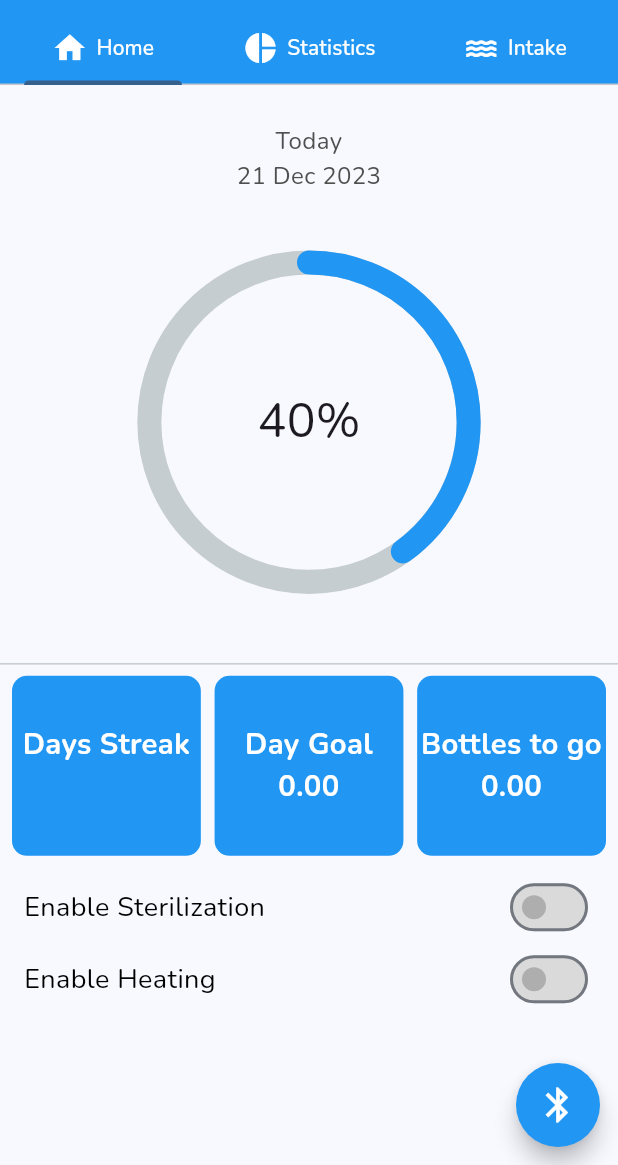
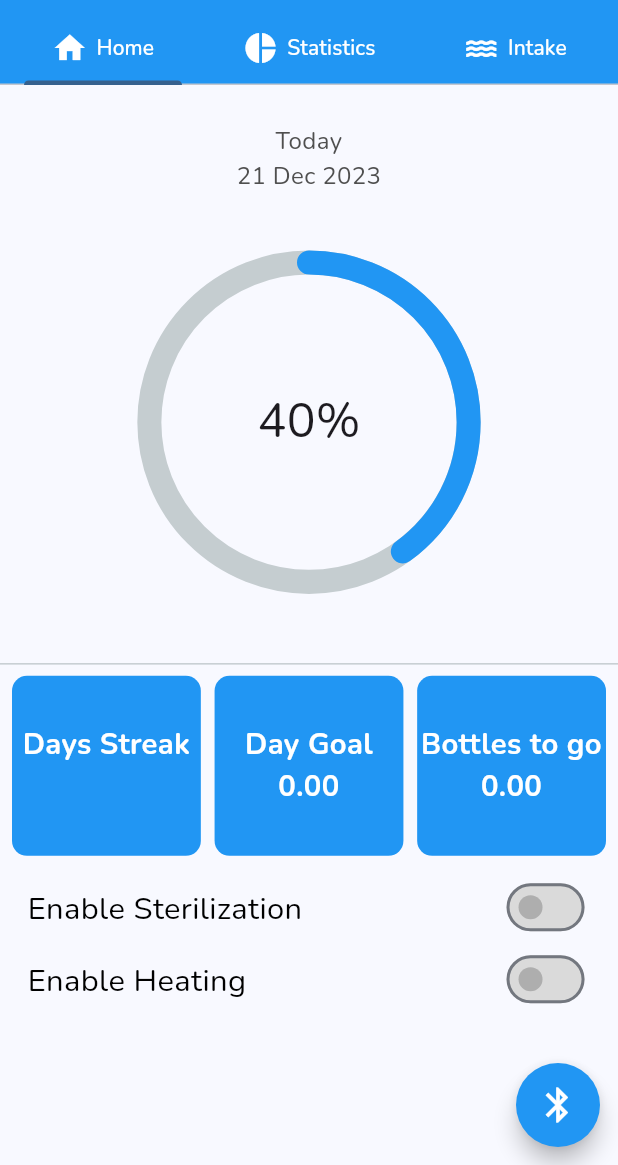
Before and after one commit to ZaBoteru/ZaBoteru-HydrationApp, a Flutter app: the screen it shows after launch, on a phone screen of 412 x 824 dp, the part 71-1236 px from its top. Run offline on Flutter 3.47's test engine with Material 3 defaults, Android fonts, the phone set to English and light mode, and no system bars; drawn by our look-alikes of percent_indicator; our stand-ins replace animated_splash_screen, device_preview, flutter_screenutil, google_fonts, lottie.

Commit message:
making the home scrollable

```diff
--- a/lib/pages/Dashboard.dart
+++ b/lib/pages/Dashboard.dart
@@ -36,7 +36,8 @@ class _DashboardContentState extends State<DashboardContent> {
     String formattedDate = '${today.day} ${months[today.month]} ${today.year}';
     return ScreenUtilInit(
       child: Scaffold(
-          body: Center(
+          body: SingleChildScrollView(
+        child: Center(
           child: Column(
               mainAxisAlignment: MainAxisAlignment.start,
               crossAxisAlignment: CrossAxisAlignment.center,
@@ -146,15 +147,15 @@ class _DashboardContentState extends State<DashboardContent> {
                 Column(
                   children: <Widget>[
                     Padding(
-                    padding: const EdgeInsets.only(left: 16.0, right: 16.0),
+                      padding: EdgeInsets.only(left: 16.0.w, right: 16.0.w),
                       child: Row(
                         mainAxisAlignment: MainAxisAlignment.spaceBetween,
                         children: <Widget>[
-                        const Text(
+                          Text(
                             'Enable Sterilization',
                             style: TextStyle(
                               color: Colors.black,
-                            fontSize: 18,
+                              fontSize: 18.sp,
                             ),
                           ),
                           Switch(
@@ -166,26 +167,29 @@ class _DashboardContentState extends State<DashboardContent> {
                             },
                             activeColor:
                                 Colors.blue, // Color when the switch is ON
-                          activeTrackColor: const Color.fromARGB(255, 147, 191,
-                              228), // Track color when the switch is ON
+                            activeTrackColor: const Color.fromARGB(255, 147,
+                                191, 228), // Track color when the switch is ON
                             inactiveTrackColor: const Color.fromARGB(255, 218,
                                 218, 218), // Color when the switch is OFF
-                          inactiveThumbColor: const Color.fromARGB(255, 174,
-                              174, 174), // Track color when the switch is OFF),
+                            inactiveThumbColor: const Color.fromARGB(
+                                255,
+                                174,
+                                174,
+                                174), // Track color when the switch is OFF),
                           ),
                         ],
                       ),
                     ),
                     Padding(
-                    padding: const EdgeInsets.only(left: 16.0, right: 16.0),
+                      padding: EdgeInsets.only(left: 16.0.w, right: 16.0.w),
                       child: Row(
                         mainAxisAlignment: MainAxisAlignment.spaceBetween,
                         children: <Widget>[
-                        const Text(
+                          Text(
                             'Enable Heating',
                             style: TextStyle(
                               color: Colors.black,
-                            fontSize: 18,
+                              fontSize: 18.sp,
                             ),
                           ),
                           Switch(
@@ -197,12 +201,15 @@ class _DashboardContentState extends State<DashboardContent> {
                             },
                             activeColor:
                                 Colors.blue, // Color when the switch is ON
-                          activeTrackColor: const Color.fromARGB(255, 147, 191,
-                              228), // Track color when the switch is ON
+                            activeTrackColor: const Color.fromARGB(255, 147,
+                                191, 228), // Track color when the switch is ON
                             inactiveTrackColor: const Color.fromARGB(255, 218,
                                 218, 218), // Color when the switch is OFF
-                          inactiveThumbColor: const Color.fromARGB(255, 174,
-                              174, 174), // Track color when the switch is OFF),
+                            inactiveThumbColor: const Color.fromARGB(
+                                255,
+                                174,
+                                174,
+                                174), // Track color when the switch is OFF),
                           ),
                         ],
                       ),
@@ -210,6 +217,7 @@ class _DashboardContentState extends State<DashboardContent> {
                   ],
                 )
               ]),
+        ),
       )),
     );
   }
```
Lines whose indentation alone changed are shown as unchanged.
